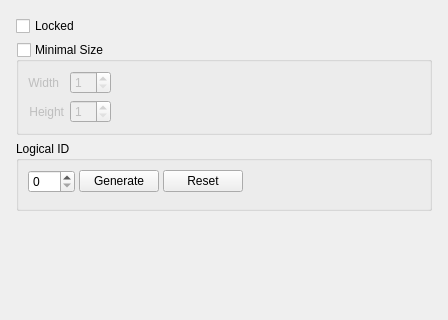
Above: vms/client/nx_vms_client_desktop/src/nx/vms/client/desktop/resource_properties/layout/widgets/layout_general_settings_widget.ui from networkoptix/nx_open before the change; both pictures show x 0 to 448 and y 0 to 320 of the 448 by 565 pixel window. Below: the same form after it.
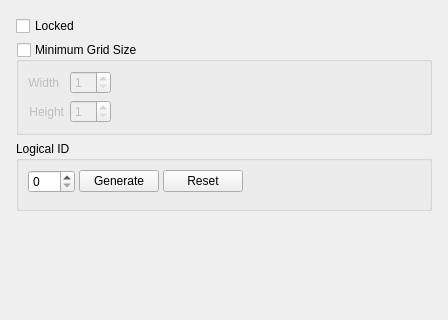
That is the form after the change. Custom widgets are drawn as their Qt base class.

Commit message:
VMS-12364: Renamed "Minimal Size" field in Layout Settings Dialog
<==== Mercurial data ====>
Branch: vms_gui

```diff
--- a/vms/client/nx_vms_client_desktop/src/nx/vms/client/desktop/resource_properties/layout/widgets/layout_general_settings_widget.ui
+++ b/vms/client/nx_vms_client_desktop/src/nx/vms/client/desktop/resource_properties/layout/widgets/layout_general_settings_widget.ui
@@ -39,7 +39,7 @@
    <item>
     <widget class="QGroupBox" name="fixedSizeGroupBox">
      <property name="title">
-      <string>Minimal Size</string>
+      <string>Minimum Grid Size</string>
      </property>
      <property name="flat">
       <bool>true</bool>
```
